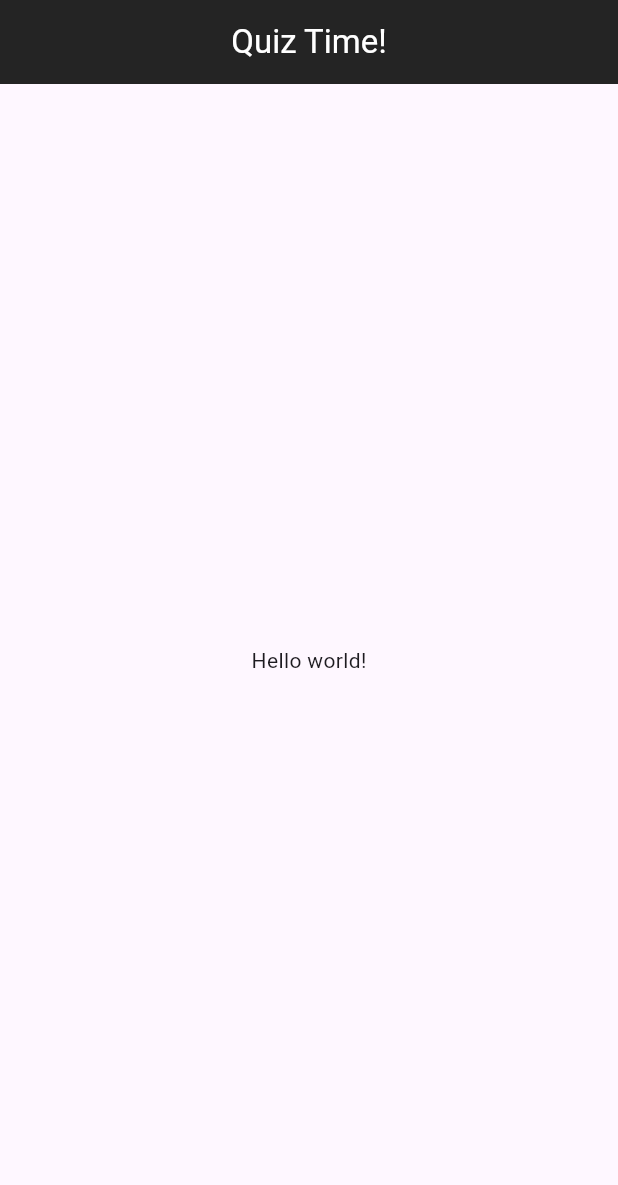
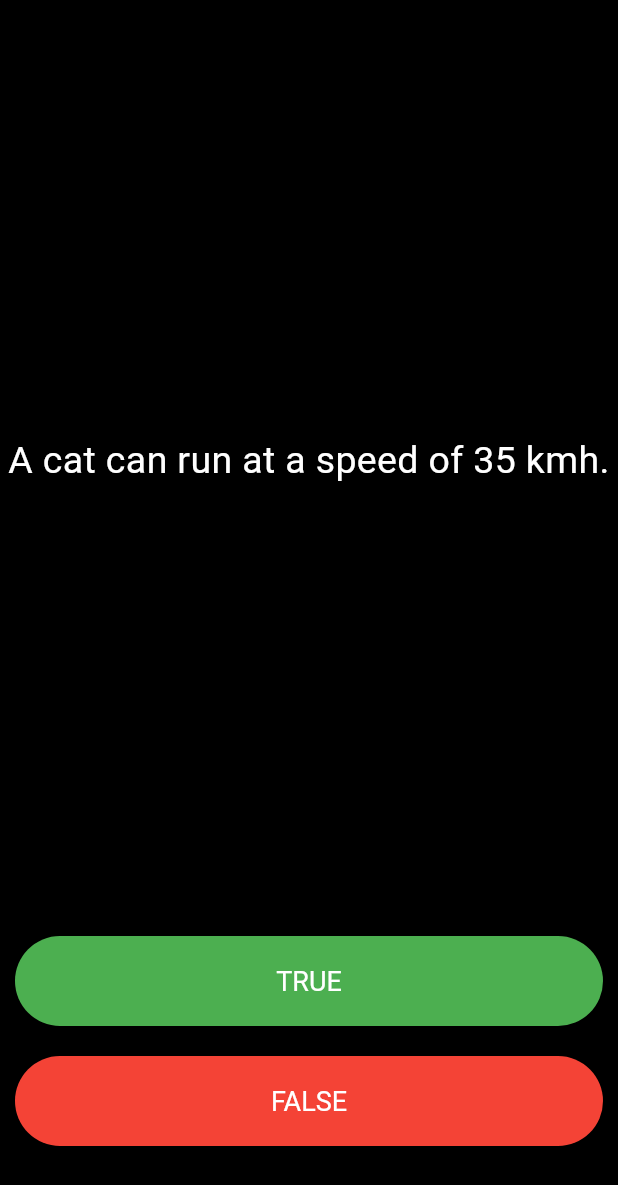
Before and after one commit to tomroolfs/quiz-app, a Flutter app: the screen it shows after launch, on a phone screen of 412 x 824 dp. Shown: the top 1185 px of the screen. Run offline on Flutter 3.47's test engine with Material 3 defaults, Android fonts, the phone set to English and light mode, and no system bars; our stand-ins replace rflutter_alert.

Commit message:
quiz app completed
quiz app is completed

```diff
--- a/quiz_app/lib/main.dart
+++ b/quiz_app/lib/main.dart
@@ -1,29 +1,125 @@
 import 'package:flutter/material.dart';
+import 'quiz_brain.dart';
+import 'package:rflutter_alert/rflutter_alert.dart';
+
+QuizBrain quizBrain = QuizBrain();
 
 void main() {
   runApp(
     const MaterialApp(
-          title: 'Quiz app',
+      title: 'Flutter app',
       home: HomePage(),
     ),
   );
 }
 
-      class HomePage extends StatelessWidget {
+class HomePage extends StatefulWidget {
   const HomePage({Key? key}) : super(key: key);
+
+  @override
+  State<HomePage> createState() => _HomePageState();
+}
+
+class _HomePageState extends State<HomePage> {
+  List<Icon> scoreKeeper = [];
+
+  void checkAnswer(bool userPickedAnswer) {
+    bool correctAnswer = quizBrain.getCorrectAnswer();
+
+    setState(() {
+      if (quizBrain.isFinished() == true) {
+        Alert(
+          context: context,
+          title: 'Finished!',
+          desc: 'You\'ve reached the end of the quiz.',
+        ).show();
+
+        quizBrain.reset();
+
+        scoreKeeper = [];
+      } else {
+        if (userPickedAnswer == correctAnswer) {
+          scoreKeeper.add(const Icon(
+            Icons.check,
+            color: Colors.green,
+          ));
+        } else {
+          scoreKeeper.add(const Icon(
+            Icons.close,
+            color: Colors.red,
+          ));
+        }
+        quizBrain.nextQuestion();
+      }
+    });
+  }
 
   @override
   Widget build(BuildContext context) {
     return Scaffold(
-          appBar: AppBar(
-          centerTitle: true,
-          backgroundColor: const Color.fromARGB(255, 36, 36, 36),
-          foregroundColor: Colors.white,
-          title: const Text(
-            'Quiz Time!',
+        backgroundColor: Colors.black,
+        body: Column(
+          mainAxisAlignment: MainAxisAlignment.center,
+          crossAxisAlignment: CrossAxisAlignment.stretch,
+          children: [
+            const Spacer(),
+            Center(
+              child: Text(
+                quizBrain.getQuestionText(),
+                textAlign: TextAlign.center,
+                style: const TextStyle(color: Colors.white, fontSize: 25.0),
               ),
             ),
-          body: const Center(child: Text('Hello world!'),)
-        );
+            const Spacer(),
+            Padding(
+              padding: const EdgeInsets.all(10.0),
+              child: SizedBox(
+                height: 60,
+                child: TextButton(
+                  onPressed: () {
+                    checkAnswer(true);
+                  },
+                  style: TextButton.styleFrom(
+                      foregroundColor: Colors.white,
+                      backgroundColor: Colors.green,
+                      textStyle: const TextStyle(
+                        fontSize: 18,
+                      )),
+                  child: const Text('TRUE'),
+                ),
+              ),
+            ),
+            Padding(
+              padding: const EdgeInsets.all(10.0),
+              child: SizedBox(
+                height: 60,
+                child: TextButton(
+                  onPressed: () {
+                    checkAnswer(false);
+                  },
+                  style: TextButton.styleFrom(
+                      foregroundColor: Colors.white,
+                      backgroundColor: Colors.red,
+                      textStyle: const TextStyle(
+                        fontSize: 18,
+                      )),
+                  child: const Text('FALSE'),
+                ),
+              ),
+            ),
+            Padding(
+              padding: const EdgeInsets.fromLTRB(10, 25, 10, 25),
+              child: SizedBox(
+                width: double.infinity,
+                child: Row(
+                  mainAxisSize: MainAxisSize.max,
+                  mainAxisAlignment: MainAxisAlignment.start,
+                  crossAxisAlignment: CrossAxisAlignment.center,
+                  children: scoreKeeper,
+                ),
+              ),
+            )
+          ],
+        ));
   }
 }
--- /dev/null
+++ b/quiz_app/lib/quiz_brain.dart
@@ -0,0 +1,39 @@
+import 'question.dart';
+
+class QuizBrain {
+  int _questionNumber = 0;
+
+  final List<Question> _questionBank = [
+    Question(q: 'A cat can run at a speed of 35 kmh.', a: false),
+    Question(q: 'A cat can sleep 12-16 hours a day.', a: true),
+    Question(q: 'A cat can sweat through its paws.', a: true),
+    Question(q: 'A cat can rotate its ears 180 degrees each.', a: true),
+    Question(q: 'The sphynx cat is known for having the longest fur out of all cats.', a: false),
+  ];
+
+  void nextQuestion() {
+    if (_questionNumber < _questionBank.length - 1) {
+      _questionNumber++;
+    }
+  }
+
+  String getQuestionText() {
+    return _questionBank[_questionNumber].questionText;
+  }
+
+  bool getCorrectAnswer() {
+    return _questionBank[_questionNumber].questionAnswer;
+  }
+
+  bool isFinished() {
+    if (_questionNumber >= _questionBank.length - 1) {
+      return true;
+    } else {
+      return false;
+    }
+  }
+
+  void reset() {
+    _questionNumber = 0;
+  }
+}
--- a/quiz_app/pubspec.yaml
+++ b/quiz_app/pubspec.yaml
@@ -35,6 +35,7 @@ dependencies:
   # The following adds the Cupertino Icons font to your application.
   # Use with the CupertinoIcons class for iOS style icons.
   cupertino_icons: ^1.0.2
+  rflutter_alert: ^2.0.7
 
 dev_dependencies:
   flutter_test:
```
Also changed, not shown: quiz_app/lib/question.dart (added, +11 -0 lines), quiz_app/pubspec.lock. Lines whose indentation alone changed are shown as unchanged.
